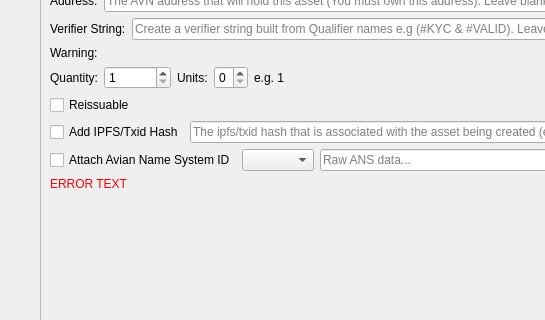
Qt form src/qt/forms/createassetdialog.ui (Meowcoin-Foundation/Meowcoin) before a commit; both pictures show x 0 to 545 and y 325 to 645 of the 941 by 1120 pixel window.
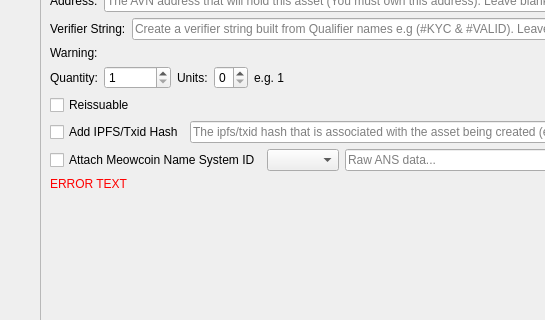
The same form after that commit. Custom widgets are drawn as their Qt base class.

What changed in the file:
```diff
--- a/src/qt/forms/createassetdialog.ui
+++ b/src/qt/forms/createassetdialog.ui
@@ -844,7 +844,7 @@
              <string>Enable Avian Name System for this asset</string>
             </property>
             <property name="text">
-             <string>Attach Avian Name System ID</string>
+             <string>Attach Meowcoin Name System ID</string>
             </property>
            </widget>
           </item>
```
Left out of the diff: 6 changed lines with no effect on the pictures.
